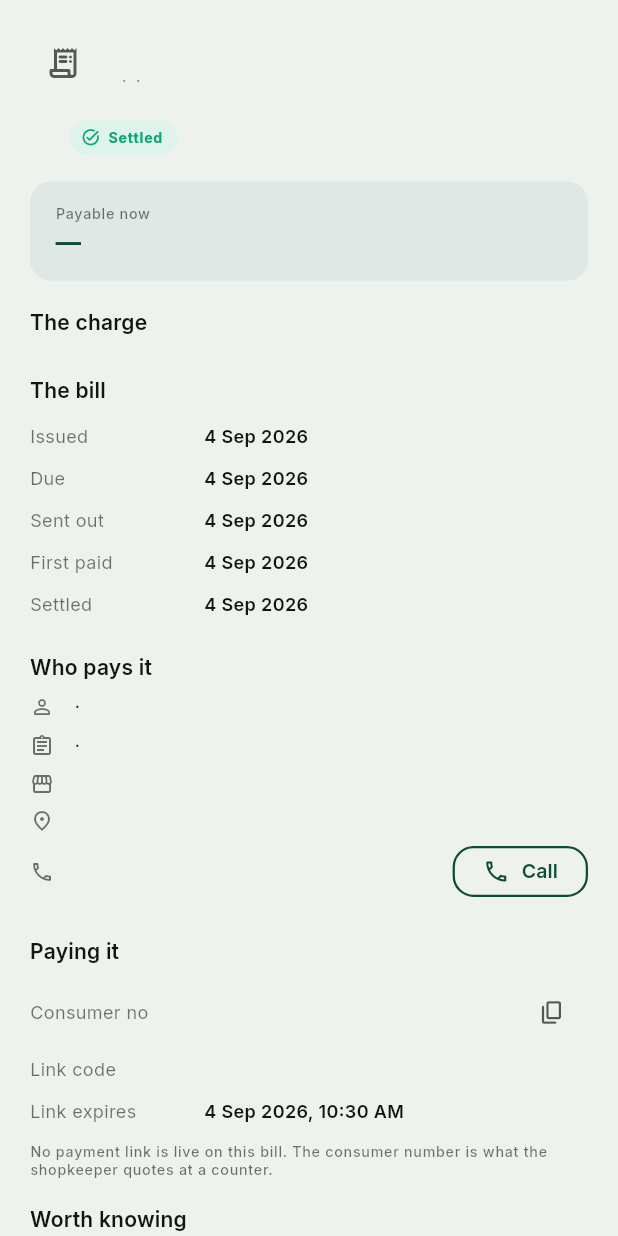
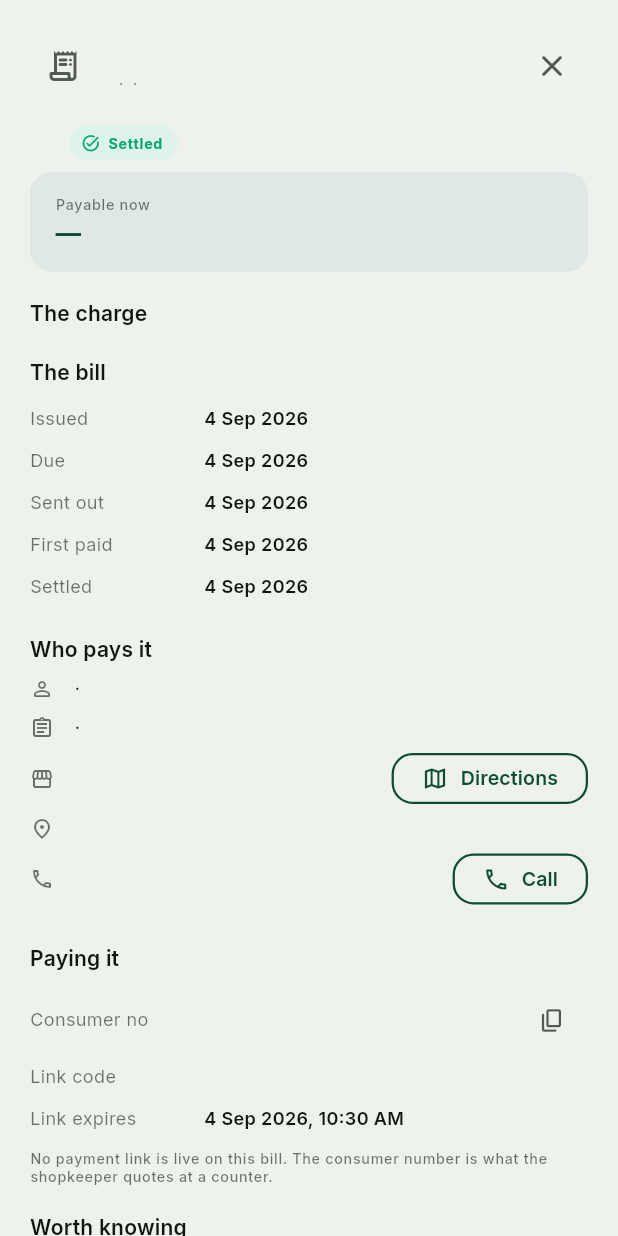
Before and after one commit to HinnaRutaba/mcq-app, a Flutter app: the ChallanSheet widget shown alone on an empty page, opened directly with empty values, on a phone screen of 412 x 824 dp. Run offline on Flutter 3.47's test engine with Material 3 defaults, Android fonts, the light colour scheme and no system bars; our stand-ins replace connectivity_plus, dio, fl_chart, flutter_animate, flutter_secure_storage, geolocator and 6 more; accounts and stored records are empty; network calls fail.

Commit message:
fixed chalaan bottom sheet

```diff
--- a/lib/models/api_refs.dart
+++ b/lib/models/api_refs.dart
@@ -1,11 +1,5 @@
 import '../core/utils/json_parse.dart';
 
-/// A value the server has already labelled and toned for display:
-/// `{"value": "warned", "label": "Warned", "tone": "warning"}`.
-///
-/// Render [label] as-is and colour by [tone]. Do not build a second lookup
-/// table in the app: the server owns the wording, and new statuses appear
-/// without an app release.
 class LabelledValue {
   const LabelledValue({required this.value, required this.label, this.tone});
 
@@ -59,6 +53,7 @@ class PropertyRef {
     this.propertyCode,
     this.displayName,
     this.physicalStatus,
+    this.location,
   });
 
   final int? id;
@@ -70,11 +65,24 @@ class PropertyRef {
   /// Present on a case's property, absent on a challan's.
   final LabelledValue? physicalStatus;
 
+  /// Where the unit stands, when the reference carries a fix.
+  ///
+  /// Read from a nested block or from the reference itself, because the
+  /// endpoints that do send coordinates disagree on where to put them —
+  /// `billing/challans` sends none at all today, and this is null there until
+  /// it does. [GeoPoint.maybe] answers null unless there is a real fix, so
+  /// every one of these lookups is safe to try.
+  final GeoPoint? location;
+
   factory PropertyRef.fromJson(Map<String, dynamic> json) => PropertyRef(
     id: Json.integer(json['id']),
     propertyCode: Json.string(json['property_code']),
     displayName: Json.string(json['display_name']),
     physicalStatus: LabelledValue.maybe(json['physical_status']),
+    location:
+        GeoPoint.maybe(json['location']) ??
+        GeoPoint.maybe(json['map']) ??
+        GeoPoint.maybe(json),
   );
 
   static PropertyRef? maybe(Object? source) =>
@@ -243,12 +251,6 @@ class EnforcementCaseRef {
       source is Map ? EnforcementCaseRef.fromJson(Json.map(source)) : null;
 }
 
-/// Where a unit stands. Sent as `latitude`/`longitude` on a field card and
-/// `lat`/`lng` on a map pin.
-///
-/// The strings are kept exactly as sent so a coordinate is never reformatted
-/// on its way through the app; [latitudeValue] / [longitudeValue] are there for
-/// handing to a map widget.
 class GeoPoint {
   const GeoPoint({this.latitude, this.longitude});
 
--- a/lib/views/magistrate/shared/widgets/challan_sheet.dart
+++ b/lib/views/magistrate/shared/widgets/challan_sheet.dart
@@ -5,36 +5,27 @@ import '../../../../config/theme/app_colors.dart';
 import '../../../../config/theme/app_radius.dart';
 import '../../../../core/utils/dialer.dart';
 import '../../../../core/utils/formatters.dart';
+import '../../../../core/utils/map_launcher.dart';
 import '../../../../models/api_refs.dart';
 import '../../../../models/challan.dart';
 import '../../../../widgets/widgets.dart';
 
-/// One bill, read end to end.
-///
-/// A fine is not a rent bill: where [Challan.isSingleCharge] is set this draws
-/// one charge under one label, because a penalty has no month's rent, arrears
-/// or surcharge to break down and a table of zeroes reads as though it does.
-///
-/// [ChallanAmounts.payableNow] leads — it is the server's answer to what is due
-/// today, after any deferral, and the figure to quote at a counter.
 class ChallanSheet extends StatelessWidget {
   const ChallanSheet({
     super.key,
     required this.challan,
     this.onOpenShop,
     this.dialer = const Dialer(),
+    this.mapLauncher = const MapLauncher(),
   });
 
   final Challan challan;
 
-  /// Opens the shop the bill is against, after closing the sheet.
-  ///
-  /// Null where there is nowhere to go — a fine raised against somebody off
-  /// the register names no property — and null from the profile itself, which
-  /// is already the shop.
   final VoidCallback? onOpenShop;
 
   final Dialer dialer;
+
+  final MapLauncher mapLauncher;
 
   static Future<void> show(
     BuildContext context, {
@@ -60,7 +51,8 @@ class ChallanSheet extends StatelessWidget {
       context,
     ).textTheme.bodyMedium?.color?.withValues(alpha: 0.6);
     final AppTone tone = AppToneColors.fromApi(challan.status?.tone);
-    final String? mobileNo = challan.allottee?.mobileNo ?? challan.payerMobileNo;
+    final String? mobileNo =
+        challan.allottee?.mobileNo ?? challan.payerMobileNo;
 
     return SingleChildScrollView(
       padding: const EdgeInsets.fromLTRB(20, 20, 20, 24),
@@ -84,7 +76,7 @@ class ChallanSheet extends StatelessWidget {
                   color: tone.on(context),
                 ),
               ),
-              const SizedBox(width: 14),
+              const SizedBox(width: 12),
               Expanded(
                 child: Column(
                   crossAxisAlignment: CrossAxisAlignment.start,
@@ -100,12 +92,20 @@ class ChallanSheet extends StatelessWidget {
                   ],
                 ),
               ),
+              IconButton(
+                // The sheet is a modal route on the navigator, not a page on
+                // the router: `context.pop()` would take the screen underneath
+                // it instead of closing this.
+                onPressed: () => Navigator.of(context).pop(),
+                icon: const Icon(Icons.close_rounded),
+                tooltip: 'Close',
+              ),
             ],
           ),
           const SizedBox(height: 16),
 
           Wrap(spacing: 6, runSpacing: 6, children: _badges()),
-          const SizedBox(height: 18),
+          const SizedBox(height: 8),
 
           // The one figure an officer says out loud. Never a sum of this bill
           // and another — a fine and a month's rent are separate debts.
@@ -121,7 +121,7 @@ class ChallanSheet extends StatelessWidget {
           const SizedBox(height: 8),
           ..._charges(),
 
-          const SizedBox(height: 18),
+          const SizedBox(height: 12),
           const AppText.titleMedium('The bill'),
           const SizedBox(height: 8),
           ..._facts(),
@@ -133,16 +133,21 @@ class ChallanSheet extends StatelessWidget {
             if (_payer != null)
               AppDetailRow(icon: Icons.person_outline_rounded, value: _payer!),
             if (_tenancy != null)
+              AppDetailRow(icon: Icons.assignment_outlined, value: _tenancy!),
+            if (_shop != null)
               AppDetailRow(
-                icon: Icons.assignment_outlined,
-                value: _tenancy!,
+                icon: Icons.storefront_outlined,
+                value: _shop!,
+                maxLines: 2,
+                // On the shop where there is one, on the bazaar otherwise —
+                // the action belongs on the most exact place named.
+                trailing: _directions(context),
               ),
-            if (_shop != null)
-              AppDetailRow(icon: Icons.storefront_outlined, value: _shop!),
             if (challan.area?.name != null)
               AppDetailRow(
                 icon: Icons.place_outlined,
                 value: challan.area!.name!,
+                trailing: _shop == null ? _directions(context) : null,
               ),
             if (mobileNo != null)
               AppDetailRow(
@@ -348,6 +353,38 @@ class ChallanSheet extends StatelessWidget {
 
   String? get _shop => challan.property?.displayName;
 
+  /// The fix the register holds for the unit, when it holds one. Null on every
+  /// challan the billing endpoint sends today — it publishes no coordinates —
+  /// and the search below is what stands in until it does.
+  GeoPoint? get _fix => challan.property?.location;
+
+  /// What to search a map for without a fix: the shop as the server named it,
+  /// then the bazaar. Gets the officer to the right row of shops and leaves
+  /// the last few yards to them.
+  String? get _mapQuery {
+    final List<String> parts = <String>[
+      ?challan.property?.displayName,
+      ?challan.area?.name,
+    ];
+    return parts.isEmpty ? null : parts.join(', ');
+  }
+
+  /// The map button, or null when there is nothing to point one at. A fix
+  /// beats an address, and neither means no map.
+  Widget? _directions(BuildContext context) {
+    if (MapLauncher.targetFor(point: _fix, address: _mapQuery) == null) {
+      return null;
+    }
+    return AppButton(
+      label: _fix == null ? 'Find' : 'Directions',
+      icon: Icons.map_outlined,
+      variant: AppButtonVariant.outline,
+      fullWidth: false,
+      height: 34,
+      onPressed: () => mapLauncher.open(point: _fix, address: _mapQuery),
+    );
+  }
+
   /// Whether the link still works is the whole point of saying anything about
   /// it — an expired link shared at a doorstep is worse than none.
   String get _linkNote => challan.hasLiveLink
```
Also changed, not shown: lib/core/utils/map_launcher.dart (+1 -11 lines), lib/views/magistrate/challans/widgets/challan_tile.dart (+1 -10 lines), 1 other file.
